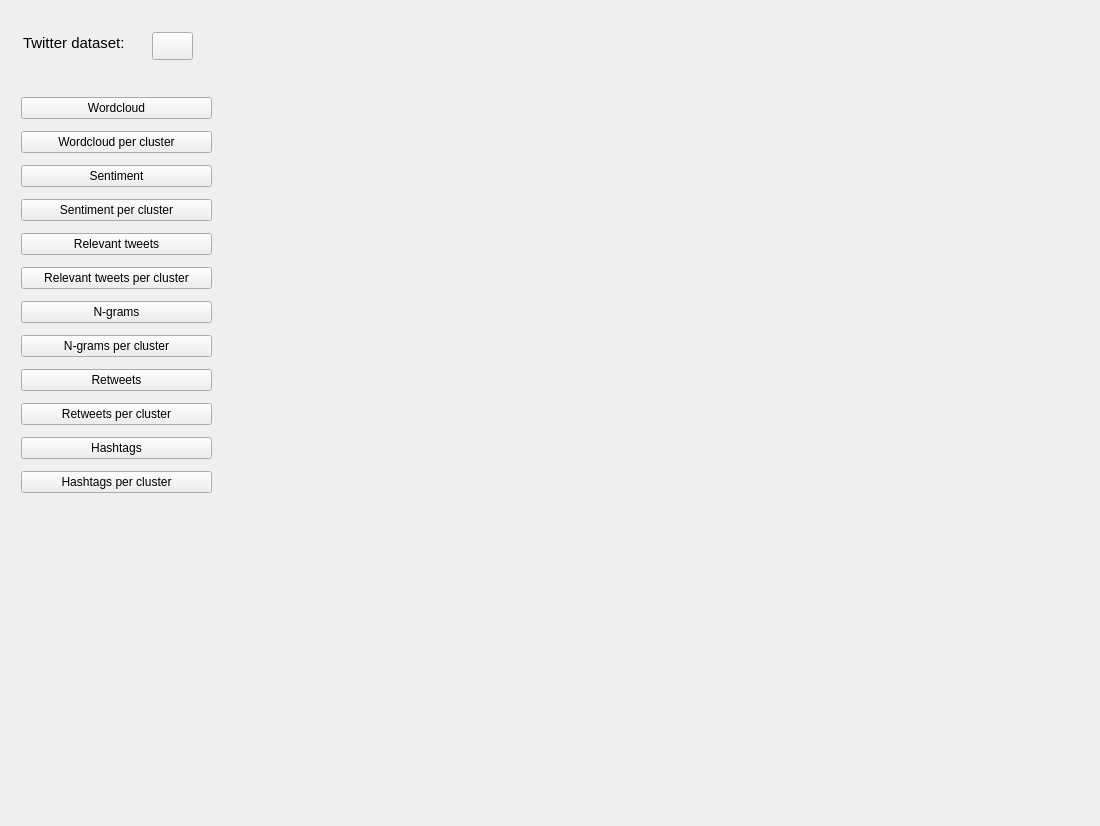
Above: twitter_analysis/core/gui/ui_files/widget_analyse_tweets.ui from atrevisan/EventAnalyser before the change. Below: the same form after it.
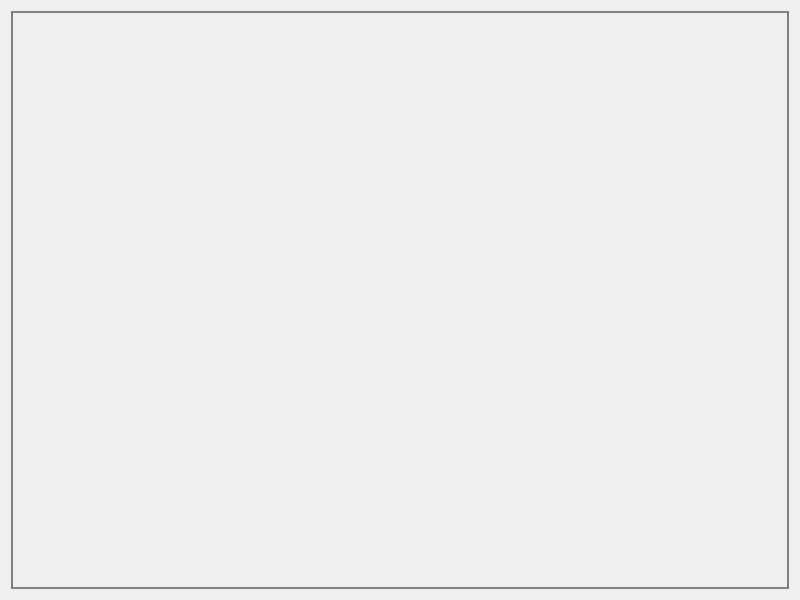
That is the form after the change. Icons and pictures are not drawn.

Commit message: - redesign main window and widget dimensions to 800 x 600. - remove buttons from widget_analyse_tweets, now each functionality is accessible via menu items in the main window. - widget ngrams and hashtags will now show information (means, max and count) about frequency, retweets and positive and negative sentiment. Making it possible to filter results for months, days and hours. - created also a widget_load_data to choose the current clusterized dataset for analysis making the design of widget_analyse_tweets cleaner.

Diff of the .ui file:
```diff
--- a/twitter_analysis/core/gui/ui_files/widget_analyse_tweets.ui
+++ b/twitter_analysis/core/gui/ui_files/widget_analyse_tweets.ui
@@ -6,8 +6,8 @@
    <rect>
     <x>0</x>
     <y>0</y>
-    <width>1100</width>
-    <height>826</height>
+    <width>800</width>
+    <height>600</height>
    </rect>
   </property>
   <property name="windowTitle">
@@ -16,160 +16,18 @@
   <layout class="QHBoxLayout" name="horizontalLayout">
    <item>
     <widget class="QWidget" name="widget_main_widget" native="true">
-     <widget class="QLabel" name="label">
-      <property name="geometry">
-       <rect>
-        <x>12</x>
-        <y>21</y>
-        <width>122</width>
-        <height>22</height>
-       </rect>
-      </property>
-      <property name="font">
-       <font>
-        <pointsize>11</pointsize>
-       </font>
-      </property>
-      <property name="text">
-       <string>Twitter dataset:</string>
-      </property>
-     </widget>
-     <widget class="QWidget" name="verticalLayoutWidget">
-      <property name="geometry">
-       <rect>
-        <x>10</x>
-        <y>80</y>
-        <width>191</width>
-        <height>415</height>
-       </rect>
-      </property>
-      <layout class="QVBoxLayout" name="vlayout_buttons">
-       <item>
-        <widget class="QPushButton" name="button_wordcloud">
-         <property name="text">
-          <string>Wordcloud</string>
-         </property>
-        </widget>
-       </item>
-       <item>
-        <widget class="QPushButton" name="button_wordcloud_per_cluster">
-         <property name="text">
-          <string>Wordcloud per cluster</string>
-         </property>
-        </widget>
-       </item>
-       <item>
-        <widget class="QPushButton" name="button_sentiment">
-         <property name="text">
-          <string>Sentiment</string>
-         </property>
-        </widget>
-       </item>
-       <item>
-        <widget class="QPushButton" name="button_sentiment_per_cluster">
-         <property name="text">
-          <string>Sentiment per cluster</string>
-         </property>
-        </widget>
-       </item>
-       <item>
-        <widget class="QPushButton" name="button_relevant_tweets">
-         <property name="text">
-          <string>Relevant tweets</string>
-         </property>
-        </widget>
-       </item>
-       <item>
-        <widget class="QPushButton" name="button_relevant_tweets_per_cluster">
-         <property name="text">
-          <string>Relevant tweets per cluster</string>
-         </property>
-        </widget>
-       </item>
-       <item>
-        <widget class="QPushButton" name="button_n_grams">
-         <property name="text">
-          <string>N-grams</string>
-         </property>
-        </widget>
-       </item>
-       <item>
-        <widget class="QPushButton" name="button_n_grams_per_cluster">
-         <property name="text">
-          <string>N-grams per cluster</string>
-         </property>
-        </widget>
-       </item>
-       <item>
-        <widget class="QPushButton" name="button_retweets">
-         <property name="text">
-          <string>Retweets</string>
-         </property>
-        </widget>
-       </item>
-       <item>
-        <widget class="QPushButton" name="button_retweets_per_cluster">
-         <property name="text">
-          <string>Retweets per cluster</string>
-         </property>
-        </widget>
-       </item>
-       <item>
-        <widget class="QPushButton" name="button_hashtags">
-         <property name="text">
-          <string>Hashtags</string>
-         </property>
-        </widget>
-       </item>
-       <item>
-        <widget class="QPushButton" name="button_hashtags_per_cluster">
-         <property name="text">
-          <string>Hashtags per cluster</string>
-         </property>
-        </widget>
-       </item>
-      </layout>
-     </widget>
-     <widget class="QWidget" name="verticalLayoutWidget_2">
-      <property name="geometry">
-       <rect>
-        <x>220</x>
-        <y>80</y>
-        <width>841</width>
-        <height>711</height>
-       </rect>
-      </property>
-      <layout class="QVBoxLayout" name="vlayout_content"/>
-     </widget>
-     <widget class="QPushButton" name="button_open_file">
-      <property name="geometry">
-       <rect>
-        <x>141</x>
-        <y>21</y>
-        <width>41</width>
-        <height>28</height>
-       </rect>
-      </property>
-      <property name="toolTip">
-       <string>open</string>
-      </property>
-      <property name="styleSheet">
-       <string notr="true"/>
-      </property>
-      <property name="text">
-       <string/>
-      </property>
-      <property name="icon">
-       <iconset>
-        <normaloff>../assets/open.png</normaloff>../assets/open.png</iconset>
-      </property>
-      <property name="iconSize">
-       <size>
-        <width>41</width>
-        <height>28</height>
-       </size>
-      </property>
-     </widget>
+     <property name="styleSheet">
+      <string notr="true">QWidget#widget_main_widget { 
+
+     border: 2px solid gray; 
+  
+ } </string>
+     </property>
+     <layout class="QHBoxLayout" name="horizontalLayout_2">
+      <item>
+       <layout class="QVBoxLayout" name="vlayout_content"/>
+      </item>
+     </layout>
     </widget>
    </item>
   </layout>
```
The commit also changes 11 other files.
